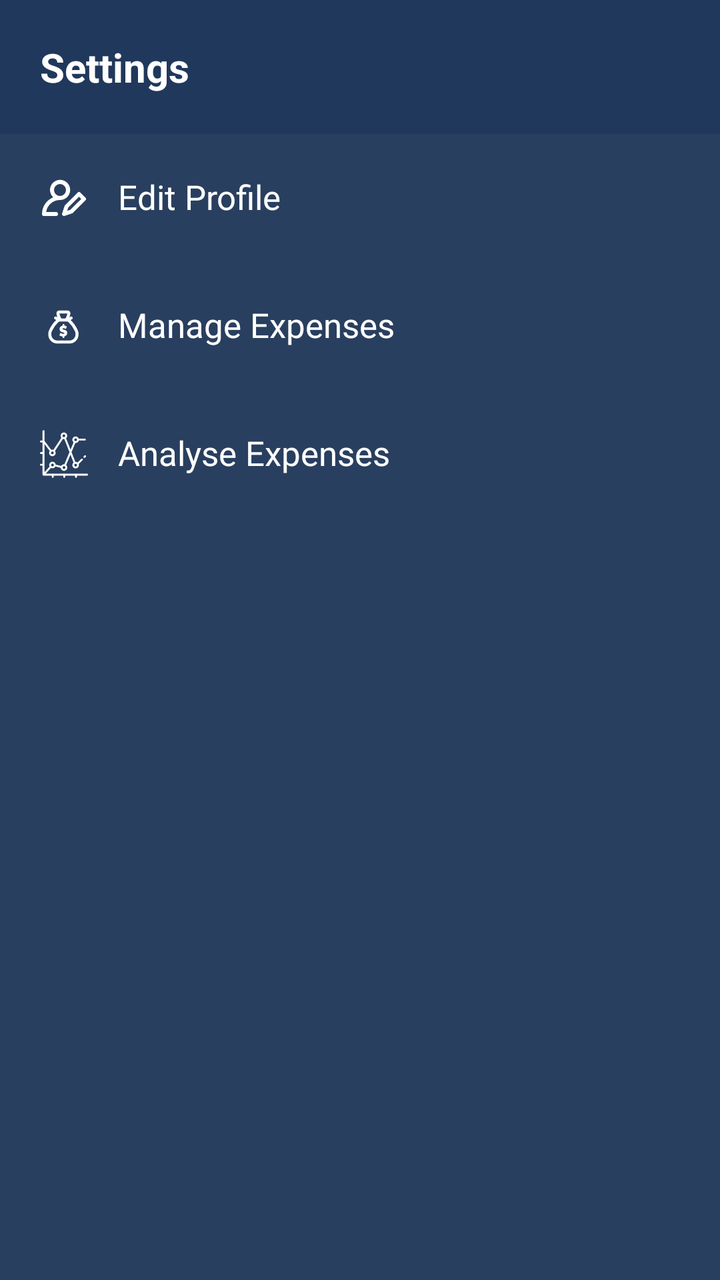
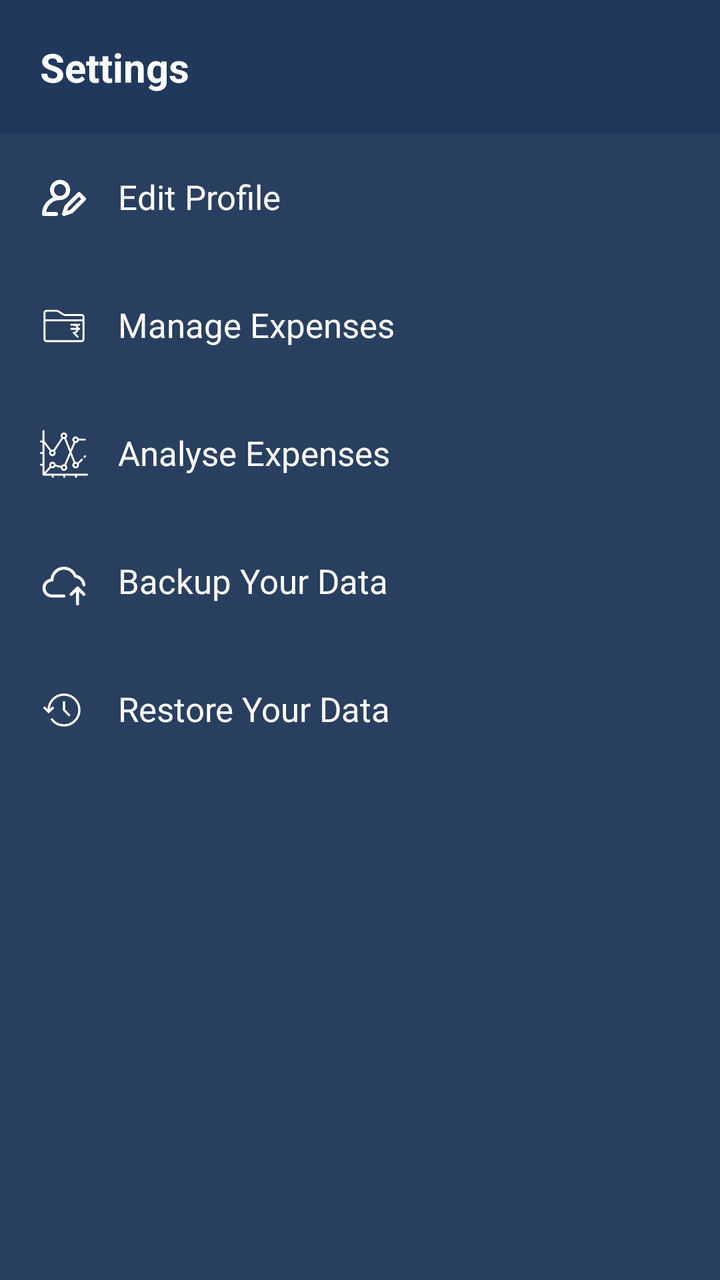

Screens rendered from an Android XML layout before and after an edit, with the pre-edit source and the edit as a unified diff.
<!-- AndroidManifest.xml: application theme Theme.GharKharch -->
<!-- res/layout/drawer_layout.xml -->
<?xml version="1.0" encoding="utf-8"?>
<LinearLayout xmlns:android="http://schemas.android.com/apk/res/android"
    xmlns:app="http://schemas.android.com/apk/res-auto"
    android:id="@+id/drawer_layout"
    android:layout_width="match_parent"
    android:layout_height="match_parent"
    android:background="@color/backgroundColor"
    android:orientation="vertical">

    <FrameLayout
        android:layout_width="match_parent"
        android:layout_height="wrap_content"
        android:background="@color/backgroundColorVariant"
        android:fitsSystemWindows="true">

        <TextView
            android:layout_width="match_parent"
            android:layout_height="wrap_content"
            android:background="@color/backgroundColorVariant"
            android:padding="@dimen/padding_xlarge"
            android:text="Settings"
            android:textColor="@color/primaryTextColor"
            android:textSize="@dimen/text_size_heading"
            android:textStyle="bold" />

    </FrameLayout>

    <LinearLayout
        android:layout_width="match_parent"
        android:layout_height="0dp"
        android:layout_weight="1"
        android:orientation="vertical">

        <TextView
            android:id="@+id/edit_profile"
            android:layout_width="match_parent"
            android:layout_height="wrap_content"
            android:layout_marginHorizontal="@dimen/margin_small"
            android:layout_marginVertical="@dimen/margin_small"
            android:drawablePadding="@dimen/padding_large"
            android:padding="@dimen/padding_large"
            android:text="Edit Profile"
            android:textColor="@color/primaryTextColor"
            android:textSize="@dimen/text_size_large"
            app:drawableStartCompat="@drawable/edit_profile_icon" />

        <TextView
            android:id="@+id/change_themes"
            android:layout_width="match_parent"
            android:layout_height="wrap_content"
            android:layout_marginHorizontal="@dimen/margin_small"
            android:layout_marginVertical="@dimen/margin_small"
            android:drawablePadding="@dimen/padding_large"
            android:padding="@dimen/padding_large"
            android:text="Themes"
            android:textColor="@color/primaryTextColor"
            android:textSize="@dimen/text_size_large"
            android:visibility="gone"
            app:drawableStartCompat="@drawable/themes_icon" />

        <TextView
            android:id="@+id/manage_expenses"
            android:layout_width="match_parent"
            android:layout_height="wrap_content"
            android:layout_marginHorizontal="@dimen/margin_small"
            android:layout_marginVertical="@dimen/margin_small"
            android:drawablePadding="@dimen/padding_large"
            android:padding="@dimen/padding_large"
            android:text="Manage Expenses"
            android:textSize="@dimen/text_size_large"
            app:drawableStartCompat="@drawable/expenses_icon" />

        <TextView
            android:id="@+id/analyse_expenses"
            android:layout_width="match_parent"
            android:layout_height="wrap_content"
            android:layout_marginHorizontal="@dimen/margin_small"
            android:layout_marginVertical="@dimen/margin_small"
            android:drawablePadding="@dimen/padding_large"
            android:padding="@dimen/padding_large"
            android:text="Analyse Expenses"
            android:textColor="@color/primaryTextColor"
            android:textSize="@dimen/text_size_large"
            app:drawableStartCompat="@drawable/analytics_icon" />

    </LinearLayout>

</LinearLayout>
<!-- resources referenced by this layout -->
<resources>
  <!-- drawable expenses_icon: vector/xml drawable (drawable, 4776 chars, omitted) -->
  <!-- drawable themes_icon (drawable) -->
  <vector xmlns:android="http://schemas.android.com/apk/res/android"
      android:width="24dp"
      android:height="24dp"
      android:tint="@color/white"
      android:viewportWidth="30"
      android:viewportHeight="30">
  
      <path
          android:fillColor="#000000"
          android:pathData="M25.537,3.762C24.837,3.816 22.964,5.207 20.996,7.176L13.57,14.602C13.903,14.725 14.212,14.9 14.469,15.156C14.711,15.398 14.877,15.689 15,16L22.41,8.59C24.66,6.34 26.153,4.214 25.762,3.822C25.713,3.773 25.637,3.754 25.537,3.762zM15.02,8.326C8.382,8.326 3,12.508 3,17.664C3,22.821 8.382,27 15.02,27C17.677,27 19.784,26.45 21.736,25.643C23.09,25.083 24.418,24.041 24.643,22.662C24.697,22.331 24.547,21.658 24.063,20.863C23.366,19.722 22.109,18.4 22.156,18.023C22.234,17.405 23.125,17.846 24.34,18.014C25.555,18.181 27,19.075 27,16.221C27,14.685 25.445,12.521 22.982,10.846L15.822,18.006C15.821,18.013 15.825,18.022 15.824,18.029C15.692,19.103 15.185,20.096 14.387,20.895C13.211,22.07 11.989,22.233 10.938,22.465C9.886,22.697 8.986,22.783 8.986,22.783L6.529,23.025L6.805,20.572C6.805,20.572 6.901,19.683 7.145,18.643C7.388,17.603 7.573,16.396 8.73,15.238C9.509,14.459 10.476,13.971 11.52,13.824L16.871,8.471C16.266,8.386 15.651,8.326 15.02,8.326zM12.27,15.773C11.568,15.723 10.77,16.027 10.145,16.652C9.143,17.653 8.793,20.793 8.793,20.793C8.793,20.793 11.972,20.482 12.973,19.48C13.974,18.479 14.152,17.035 13.371,16.254C13.078,15.961 12.691,15.804 12.27,15.773z"
          android:strokeWidth="0.5"
          android:strokeColor="#00000000" />
  
  </vector>
  <!-- unchanged entries left out for length: 15 -->
</resources>

<!-- the commit's change to res/layout/drawer_layout.xml (unified diff, before → after) -->
@@ -44,19 +44,6 @@
             android:textSize="@dimen/text_size_large"
             app:drawableStartCompat="@drawable/edit_profile_icon" />
 
-        <TextView
-            android:id="@+id/change_themes"
-            android:layout_width="match_parent"
-            android:layout_height="wrap_content"
-            android:layout_marginHorizontal="@dimen/margin_small"
-            android:layout_marginVertical="@dimen/margin_small"
-            android:drawablePadding="@dimen/padding_large"
-            android:padding="@dimen/padding_large"
-            android:text="Themes"
-            android:textColor="@color/primaryTextColor"
-            android:textSize="@dimen/text_size_large"
-            android:visibility="gone"
-            app:drawableStartCompat="@drawable/themes_icon" />
 
         <TextView
             android:id="@+id/manage_expenses"
@@ -68,7 +55,7 @@
             android:padding="@dimen/padding_large"
             android:text="Manage Expenses"
             android:textSize="@dimen/text_size_large"
-            app:drawableStartCompat="@drawable/expenses_icon" />
+            app:drawableStartCompat="@drawable/manage_expenses_icon" />
 
         <TextView
             android:id="@+id/analyse_expenses"
@@ -83,6 +70,32 @@
             android:textSize="@dimen/text_size_large"
             app:drawableStartCompat="@drawable/analytics_icon" />
 
+        <TextView
+            android:id="@+id/backup_data"
+            android:layout_width="match_parent"
+            android:layout_height="wrap_content"
+            android:layout_marginHorizontal="@dimen/margin_small"
+            android:layout_marginVertical="@dimen/margin_small"
+            android:drawablePadding="@dimen/padding_large"
+            android:padding="@dimen/padding_large"
+            android:text="Backup Your Data"
+            android:textColor="@color/primaryTextColor"
+            android:textSize="@dimen/text_size_large"
+            app:drawableStartCompat="@drawable/backup_icon" />
+
+        <TextView
+            android:id="@+id/restore_data"
+            android:layout_width="match_parent"
+            android:layout_height="wrap_content"
+            android:layout_marginHorizontal="@dimen/margin_small"
+            android:layout_marginVertical="@dimen/margin_small"
+            android:drawablePadding="@dimen/padding_large"
+            android:padding="@dimen/padding_large"
+            android:text="Restore Your Data"
+            android:textColor="@color/primaryTextColor"
+            android:textSize="@dimen/text_size_large"
+            app:drawableStartCompat="@drawable/restore_icon" />
+
     </LinearLayout>
 
 </LinearLayout>
<!-- resource entries referenced after the edit -->
@@ -1,19 +1,106 @@
 <!-- resources referenced by this layout -->
 <resources>
-  <!-- drawable expenses_icon: vector/xml drawable (drawable, 4776 chars, omitted) -->
-  <!-- drawable themes_icon (drawable) -->
+  <!-- drawable backup_icon (drawable) -->
   <vector xmlns:android="http://schemas.android.com/apk/res/android"
       android:width="24dp"
       android:height="24dp"
       android:tint="@color/white"
-      android:viewportWidth="30"
-      android:viewportHeight="30">
+      android:viewportWidth="24"
+      android:viewportHeight="24">
   
       <path
-          android:fillColor="#000000"
-          android:pathData="M25.537,3.762C24.837,3.816 22.964,5.207 20.996,7.176L13.57,14.602C13.903,14.725 14.212,14.9 14.469,15.156C14.711,15.398 14.877,15.689 15,16L22.41,8.59C24.66,6.34 26.153,4.214 25.762,3.822C25.713,3.773 25.637,3.754 25.537,3.762zM15.02,8.326C8.382,8.326 3,12.508 3,17.664C3,22.821 8.382,27 15.02,27C17.677,27 19.784,26.45 21.736,25.643C23.09,25.083 24.418,24.041 24.643,22.662C24.697,22.331 24.547,21.658 24.063,20.863C23.366,19.722 22.109,18.4 22.156,18.023C22.234,17.405 23.125,17.846 24.34,18.014C25.555,18.181 27,19.075 27,16.221C27,14.685 25.445,12.521 22.982,10.846L15.822,18.006C15.821,18.013 15.825,18.022 15.824,18.029C15.692,19.103 15.185,20.096 14.387,20.895C13.211,22.07 11.989,22.233 10.938,22.465C9.886,22.697 8.986,22.783 8.986,22.783L6.529,23.025L6.805,20.572C6.805,20.572 6.901,19.683 7.145,18.643C7.388,17.603 7.573,16.396 8.73,15.238C9.509,14.459 10.476,13.971 11.52,13.824L16.871,8.471C16.266,8.386 15.651,8.326 15.02,8.326zM12.27,15.773C11.568,15.723 10.77,16.027 10.145,16.652C9.143,17.653 8.793,20.793 8.793,20.793C8.793,20.793 11.972,20.482 12.973,19.48C13.974,18.479 14.152,17.035 13.371,16.254C13.078,15.961 12.691,15.804 12.27,15.773z"
-          android:strokeWidth="0.5"
-          android:strokeColor="#00000000" />
+          android:fillColor="#00000000"
+          android:pathData="M21.96,13.42C21.823,12.321 21.326,11.299 20.546,10.514C19.766,9.728 18.747,9.224 17.65,9.08C17.177,7.755 16.253,6.638 15.04,5.925C13.827,5.212 12.402,4.948 11.014,5.179C9.626,5.41 8.363,6.122 7.447,7.19C6.53,8.257 6.018,9.613 6,11.02C4.939,11.02 3.922,11.441 3.172,12.191C2.421,12.941 2,13.959 2,15.02C2,16.081 2.421,17.098 3.172,17.848C3.922,18.598 4.939,19.02 6,19.02H12"
+          android:strokeWidth="1.5"
+          android:strokeColor="#000000"
+          android:strokeLineCap="round"
+          android:strokeLineJoin="round" />
+  
+      <path
+          android:fillColor="#00000000"
+          android:pathData="M18.779,23V15"
+          android:strokeWidth="1.5"
+          android:strokeColor="#000000"
+          android:strokeLineCap="round"
+          android:strokeLineJoin="round" />
+  
+      <path
+          android:fillColor="#00000000"
+          android:pathData="M15.58,18.2L18.78,15L21.98,18.2"
+          android:strokeWidth="1.5"
+          android:strokeColor="#000000"
+          android:strokeLineCap="round"
+          android:strokeLineJoin="round" />
+  
+  </vector>
+  <!-- drawable manage_expenses_icon (drawable) -->
+  <vector xmlns:android="http://schemas.android.com/apk/res/android"
+      android:width="24dp"
+      android:height="24dp"
+      android:tint="@color/white"
+      android:viewportWidth="48"
+      android:viewportHeight="48">
+  
+      <path
+          android:fillColor="#00000000"
+          android:pathData="m41.68,13h-16.91c-2,-0.1 -5.93,-4.23 -8.19,-4.23H6.68c-1.204,-0 -2.18,0.975 -2.181,2.179 0,0.017 0,0.034 0.001,0.051h0v7.29h39v-3.42c0.022,-1.01 -0.779,-1.847 -1.789,-1.87 -0.01,-0 -0.02,-0 -0.031,-0Z"
+          android:strokeWidth="1.9200000000000004"
+          android:strokeColor="#000000"
+          android:strokeLineCap="round"
+          android:strokeLineJoin="round" />
+  
+      <path
+          android:fillColor="#00000000"
+          android:pathData="m4.5,18.28v18.72c-0.011,1.204 0.956,2.189 2.16,2.2 0.003,0 0.007,0 0.01,0h34.65c1.204,0 2.18,-0.976 2.18,-2.18 0,-0.007 0,-0.013 0,-0.02h0v-18.72"
+          android:strokeWidth="1.9200000000000004"
+          android:strokeColor="#000000"
+          android:strokeLineCap="round"
+          android:strokeLineJoin="round" />
+  
+      <path
+          android:fillColor="#00000000"
+          android:pathData="m31.274,22.754h2.429c2.221,0 4.022,1.805 4.022,4.031s-1.801,4.031 -4.022,4.031l4.022,3.938"
+          android:strokeWidth="1.9200000000000004"
+          android:strokeColor="#000000"
+          android:strokeLineCap="round"
+          android:strokeLineJoin="round" />
+  
+      <path
+          android:fillColor="#00000000"
+          android:pathData="M33.703,22.754L39.226,22.754"
+          android:strokeWidth="1.9200000000000004"
+          android:strokeColor="#000000"
+          android:strokeLineCap="round"
+          android:strokeLineJoin="round" />
+  
+      <path
+          android:fillColor="#00000000"
+          android:pathData="M31.274,26.805L39.226,26.805"
+          android:strokeWidth="1.9200000000000004"
+          android:strokeColor="#000000"
+          android:strokeLineCap="round"
+          android:strokeLineJoin="round" />
+  
+  </vector>
+  <!-- drawable restore_icon (drawable) -->
+  <vector xmlns:android="http://schemas.android.com/apk/res/android"
+      android:width="24dp"
+      android:height="24dp"
+      android:tint="@color/white"
+      android:viewportWidth="25"
+      android:viewportHeight="25">
+  
+      <path
+          android:fillColor="#00000000"
+          android:pathData="M5.885,17C7.325,19.113 9.75,20.5 12.5,20.5C16.918,20.5 20.5,16.918 20.5,12.5C20.5,8.082 16.918,4.5 12.5,4.5C8.082,4.5 4.5,8.082 4.5,12.5V13.5M12.5,8V12.5L15.5,15.5"
+          android:strokeWidth="1.2"
+          android:strokeColor="#121923" />
+  
+      <path
+          android:fillColor="#00000000"
+          android:pathData="M7,11L4.5,13.5L2,11"
+          android:strokeWidth="1.2"
+          android:strokeColor="#121923" />
   
   </vector>
   <!-- unchanged entries left out for length: 15 -->
